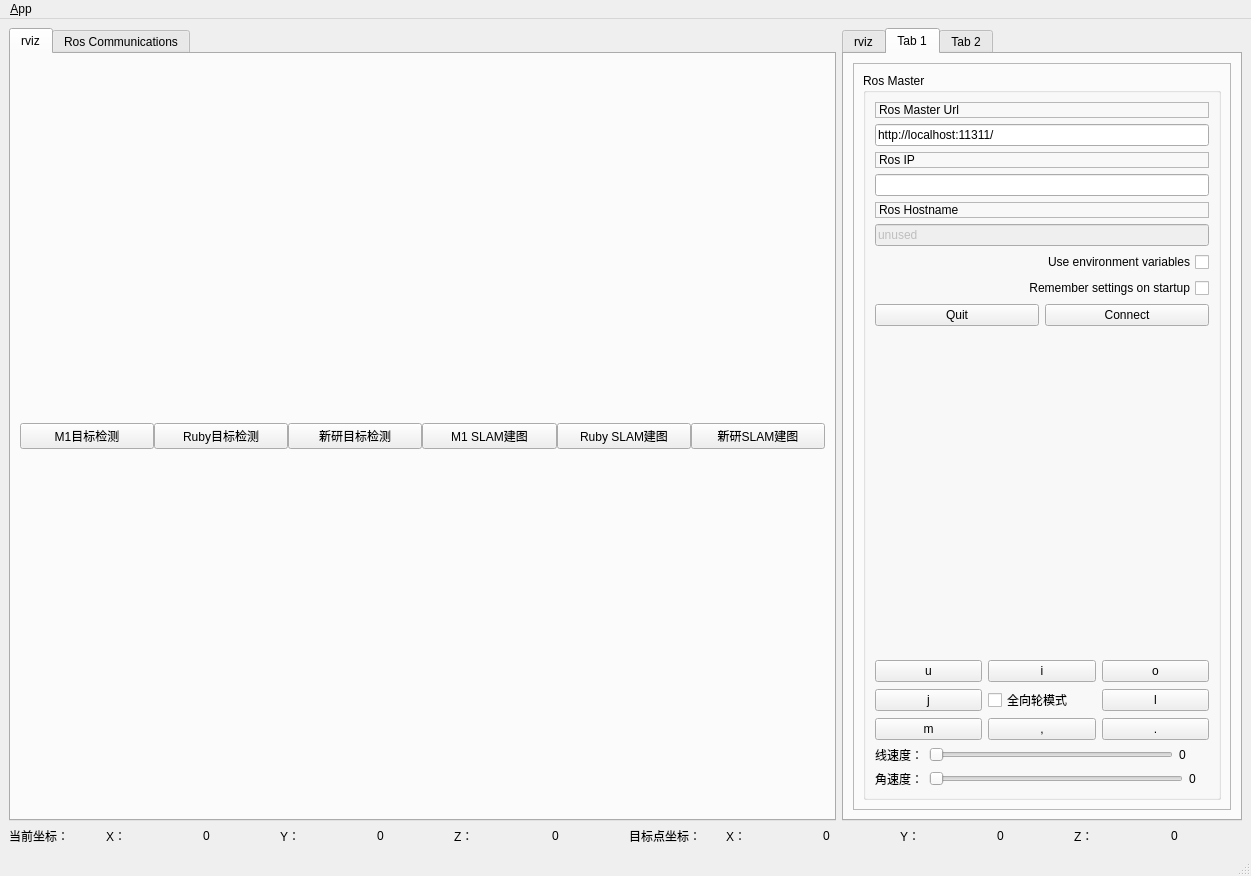
Above: ui/main_window.ui from Schwarze-Katze/detection-tuning-panel before the change. Below: the same form after it.
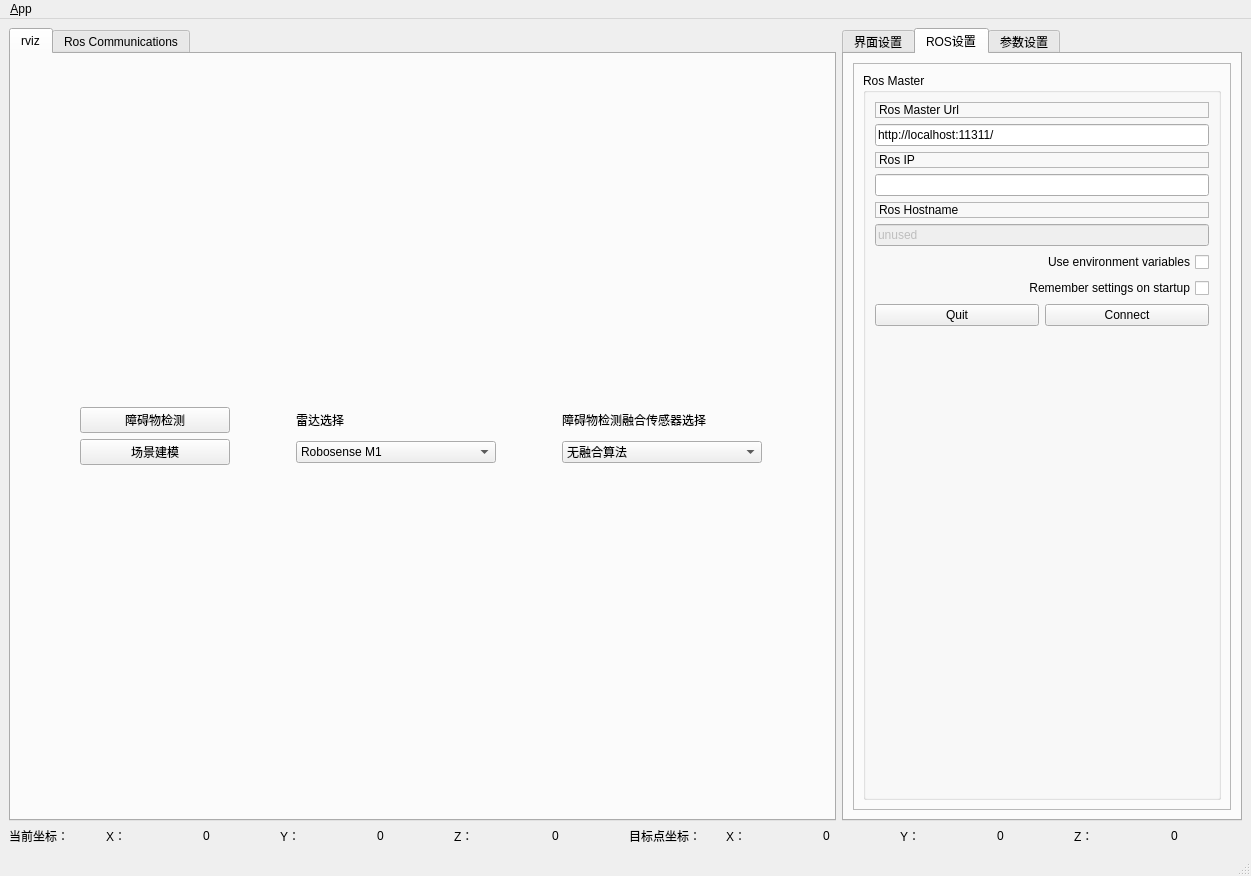
That is the form after the change. The open tabs and pages were chosen to show the change. Icons and pictures are not drawn.

Patch:
```diff
--- a/ui/main_window.ui
+++ b/ui/main_window.ui
@@ -46,14 +46,9 @@
            </attribute>
            <layout class="QVBoxLayout" name="verticalLayout_16">
             <item>
-             <layout class="QVBoxLayout" name="verticalLayout_13">
-              <item>
-               <layout class="QHBoxLayout" name="horizontalLayout_11">
-                <property name="spacing">
-                 <number>0</number>
-                </property>
-                <item>
-                 <widget class="QPushButton" name="m1_det_btn">
+             <layout class="QGridLayout" name="gridLayout_2">
+              <item row="0" column="0">
+               <widget class="QPushButton" name="det_btn">
                   <property name="sizePolicy">
                    <sizepolicy hsizetype="Minimum" vsizetype="Fixed">
                     <horstretch>0</horstretch>
@@ -73,7 +68,7 @@
                    </size>
                   </property>
                   <property name="text">
-                   <string>M1目标检测</string>
+                 <string>障碍物检测</string>
                   </property>
                   <property name="icon">
                    <iconset resource="../resources/images.qrc">
@@ -81,54 +76,40 @@
                   </property>
                  </widget>
                 </item>
-                <item>
-                 <widget class="QPushButton" name="p80_det_btn">
-                  <property name="minimumSize">
-                   <size>
-                    <width>120</width>
-                    <height>0</height>
-                   </size>
-                  </property>
+              <item row="0" column="1">
+               <widget class="QLabel" name="label_8">
+                <property name="text">
+                 <string>雷达选择</string>
+                </property>
+               </widget>
+              </item>
+              <item row="1" column="2">
+               <widget class="QComboBox" name="CameraSelectBox">
                   <property name="maximumSize">
                    <size>
-                    <width>150</width>
+                  <width>200</width>
                     <height>16777215</height>
                    </size>
                   </property>
+                <item>
                   <property name="text">
-                   <string>Ruby目标检测</string>
-                  </property>
-                  <property name="icon">
-                   <iconset resource="../resources/images.qrc">
-                    <normaloff>:/images/visibility.svg</normaloff>:/images/visibility.svg</iconset>
-                  </property>
-                 </widget>
+                  <string>无融合算法</string>
+                 </property>
                 </item>
                 <item>
-                 <widget class="QPushButton" name="pushButton">
-                  <property name="minimumSize">
-                   <size>
-                    <width>120</width>
-                    <height>0</height>
-                   </size>
-                  </property>
-                  <property name="maximumSize">
-                   <size>
-                    <width>150</width>
-                    <height>16777215</height>
-                   </size>
-                  </property>
+                 <property name="text">
+                  <string>相机1</string>
+                 </property>
+                </item>
+                <item>
                   <property name="text">
-                   <string>新研目标检测</string>
-                  </property>
-                  <property name="icon">
-                   <iconset resource="../resources/images.qrc">
-                    <normaloff>:/images/visibility.svg</normaloff>:/images/visibility.svg</iconset>
-                  </property>
-                 </widget>
-                </item>
-                <item>
-                 <widget class="QPushButton" name="m1_slam_btn">
+                  <string>相机2</string>
+                 </property>
+                </item>
+               </widget>
+              </item>
+              <item row="1" column="0">
+               <widget class="QPushButton" name="slam_btn">
                   <property name="minimumSize">
                    <size>
                     <width>120</width>
@@ -142,7 +123,7 @@
                    </size>
                   </property>
                   <property name="text">
-                   <string>M1 SLAM建图</string>
+                 <string>场景建模</string>
                   </property>
                   <property name="icon">
                    <iconset resource="../resources/images.qrc">
@@ -150,54 +131,42 @@
                   </property>
                  </widget>
                 </item>
-                <item>
-                 <widget class="QPushButton" name="p80_slam_btn">
-                  <property name="minimumSize">
-                   <size>
-                    <width>120</width>
-                    <height>0</height>
-                   </size>
-                  </property>
+              <item row="1" column="1">
+               <widget class="QComboBox" name="RadarSelectBox">
                   <property name="maximumSize">
                    <size>
-                    <width>150</width>
+                  <width>200</width>
                     <height>16777215</height>
                    </size>
                   </property>
+                <item>
                   <property name="text">
-                   <string>Ruby SLAM建图</string>
-                  </property>
-                  <property name="icon">
-                   <iconset resource="../resources/images.qrc">
-                    <normaloff>:/images/Slam.png</normaloff>:/images/Slam.png</iconset>
-                  </property>
-                 </widget>
+                  <string>Robosense M1</string>
+                 </property>
                 </item>
                 <item>
-                 <widget class="QPushButton" name="pushButton_2">
-                  <property name="minimumSize">
-                   <size>
-                    <width>120</width>
-                    <height>0</height>
-                   </size>
-                  </property>
-                  <property name="maximumSize">
-                   <size>
-                    <width>150</width>
-                    <height>16777215</height>
-                   </size>
-                  </property>
+                 <property name="text">
+                  <string>Robosense Ruby Plus</string>
+                 </property>
+                </item>
+                <item>
                   <property name="text">
-                   <string>新研SLAM建图</string>
-                  </property>
-                  <property name="icon">
-                   <iconset resource="../resources/images.qrc">
-                    <normaloff>:/images/Slam.png</normaloff>:/images/Slam.png</iconset>
+                  <string>新研焦平面雷达</string>
+                 </property>
+                </item>
+               </widget>
+              </item>
+              <item row="0" column="2">
+               <widget class="QLabel" name="label_9">
+                <property name="text">
+                 <string>障碍物检测融合传感器选择</string>
                   </property>
                  </widget>
                 </item>
                </layout>
               </item>
+            <item>
+             <layout class="QVBoxLayout" name="verticalLayout_13">
               <item>
                <layout class="QVBoxLayout" name="layout_rviz"/>
               </item>
@@ -386,11 +355,14 @@
            </size>
           </property>
           <property name="currentIndex">
-           <number>0</number>
+           <number>2</number>
           </property>
-          <widget class="QWidget" name="tab_4">
+          <property name="usesScrollButtons">
+           <bool>true</bool>
+          </property>
+          <widget class="QWidget" name="tab_disp">
            <attribute name="title">
-            <string>rviz</string>
+            <string>界面设置</string>
            </attribute>
            <layout class="QVBoxLayout" name="verticalLayout_15">
             <item>
@@ -447,9 +419,9 @@
             </item>
            </layout>
           </widget>
-          <widget class="QWidget" name="tab">
+          <widget class="QWidget" name="tab_ros">
            <attribute name="title">
-            <string>Tab 1</string>
+            <string>ROS设置</string>
            </attribute>
            <layout class="QVBoxLayout" name="verticalLayout_8">
             <item>
@@ -614,261 +586,168 @@
                       </property>
                      </spacer>
                     </item>
-                    <item>
+                   </layout>
+                  </item>
+                 </layout>
+                </widget>
+               </item>
+              </layout>
+             </widget>
+            </item>
+           </layout>
+          </widget>
+          <widget class="QWidget" name="tab_param">
+           <attribute name="title">
+            <string>参数设置</string>
+           </attribute>
+           <widget class="QFrame" name="frame_3">
+            <property name="geometry">
+             <rect>
+              <x>10</x>
+              <y>10</y>
+              <width>378</width>
+              <height>724</height>
+             </rect>
+            </property>
+            <property name="sizePolicy">
+             <sizepolicy hsizetype="Minimum" vsizetype="Preferred">
+              <horstretch>0</horstretch>
+              <verstretch>0</verstretch>
+             </sizepolicy>
+            </property>
+            <property name="frameShape">
+             <enum>QFrame::StyledPanel</enum>
+            </property>
+            <property name="frameShadow">
+             <enum>QFrame::Raised</enum>
+            </property>
                      <layout class="QVBoxLayout" name="verticalLayout_5">
                       <item>
-                       <layout class="QHBoxLayout" name="horizontalLayout_2">
-                        <item>
-                         <widget class="QPushButton" name="pushButton_u">
-                          <property name="text">
-                           <string>u</string>
-                          </property>
-                          <property name="shortcut">
-                           <string>U</string>
-                          </property>
-                         </widget>
-                        </item>
+              <widget class="QGroupBox" name="groupBox_3">
+               <property name="sizePolicy">
+                <sizepolicy hsizetype="Preferred" vsizetype="Maximum">
+                 <horstretch>0</horstretch>
+                 <verstretch>0</verstretch>
+                </sizepolicy>
+               </property>
+               <property name="title">
+                <string>目标检测</string>
+               </property>
+               <layout class="QVBoxLayout" name="verticalLayout_18">
                         <item>
-                         <widget class="QPushButton" name="pushButton_i">
+                 <layout class="QGridLayout" name="gridLayout_4">
+                  <item row="2" column="0">
+                   <widget class="QLabel" name="label_22">
                           <property name="text">
-                           <string>i</string>
-                          </property>
-                          <property name="shortcut">
-                           <string>I</string>
-                          </property>
-                         </widget>
-                        </item>
-                        <item>
-                         <widget class="QPushButton" name="pushButton_o">
+                     <string>Z轴检测阈值</string>
+                    </property>
+                   </widget>
+                  </item>
+                  <item row="3" column="1">
+                   <widget class="QPushButton" name="pushButton_2">
                           <property name="text">
-                           <string>o</string>
-                          </property>
-                          <property name="shortcut">
-                           <string>O</string>
-                          </property>
-                         </widget>
-                        </item>
-                       </layout>
-                      </item>
-                      <item>
-                       <layout class="QHBoxLayout" name="horizontalLayout_3">
-                        <item>
-                         <widget class="QPushButton" name="pushButton_j">
+                     <string>写入参数文件</string>
+                    </property>
+                   </widget>
+                  </item>
+                  <item row="0" column="1">
+                   <widget class="QLineEdit" name="lineEdit_4"/>
+                  </item>
+                  <item row="0" column="0">
+                   <widget class="QLabel" name="label_23">
                           <property name="text">
-                           <string>j</string>
-                          </property>
-                          <property name="shortcut">
-                           <string>J</string>
-                          </property>
-                         </widget>
-                        </item>
-                        <item>
-                         <widget class="QCheckBox" name="checkBox_is_all">
-                          <property name="text">
-                           <string>全向轮模式</string>
-                          </property>
-                          <property name="shortcut">
-                           <string>K</string>
-                          </property>
-                         </widget>
-                        </item>
-                        <item>
-                         <widget class="QPushButton" name="pushButton_l">
+                     <string>X轴检测阈值</string>
+                    </property>
+                   </widget>
+                  </item>
+                  <item row="1" column="1">
+                   <widget class="QLineEdit" name="lineEdit_5"/>
+                  </item>
+                  <item row="2" column="1">
+                   <widget class="QLineEdit" name="lineEdit_6"/>
+                  </item>
+                  <item row="1" column="0">
+                   <widget class="QLabel" name="label_24">
                           <property name="text">
-                           <string>l</string>
-                          </property>
-                          <property name="shortcut">
-                           <string>L</string>
-                          </property>
+                     <string>Y轴检测阈值</string>
+                    </property>
                          </widget>
                         </item>
                        </layout>
                       </item>
+               </layout>
+              </widget>
+             </item>
                       <item>
-                       <layout class="QHBoxLayout" name="horizontalLayout_4">
-                        <item>
-                         <widget class="QPushButton" name="pushButton_n">
-                          <property name="text">
-                           <string>m</string>
-                          </property>
-                          <property name="shortcut">
-                           <string>M</string>
-                          </property>
-                         </widget>
-                        </item>
+              <widget class="QGroupBox" name="groupBox_2">
+               <property name="sizePolicy">
+                <sizepolicy hsizetype="Preferred" vsizetype="Maximum">
+                 <horstretch>0</horstretch>
+                 <verstretch>0</verstretch>
+                </sizepolicy>
+               </property>
+               <property name="title">
+                <string>SLAM</string>
+               </property>
+               <layout class="QVBoxLayout" name="verticalLayout_17">
                         <item>
-                         <widget class="QPushButton" name="pushButton_m">
+                 <layout class="QGridLayout" name="gridLayout_3">
+                  <item row="2" column="0">
+                   <widget class="QLabel" name="label_10">
                           <property name="text">
-                           <string>,</string>
-                          </property>
-                          <property name="shortcut">
-                           <string>,</string>
-                          </property>
-                         </widget>
-                        </item>
-                        <item>
-                         <widget class="QPushButton" name="pushButton_br">
+                     <string>时间矫正偏移</string>
+                    </property>
+                   </widget>
+                  </item>
+                  <item row="3" column="1">
+                   <widget class="QPushButton" name="pushButton">
                           <property name="text">
-                           <string>.</string>
-                          </property>
-                          <property name="shortcut">
-                           <string>.</string>
-                          </property>
-                         </widget>
-                        </item>
-                       </layout>
-                      </item>
-                      <item>
-                       <layout class="QHBoxLayout" name="horizontalLayout_5">
-                        <item>
+                     <string>写入参数文件</string>
+                    </property>
+                   </widget>
+                  </item>
+                  <item row="0" column="1">
+                   <widget class="QLineEdit" name="lineEdit"/>
+                  </item>
+                  <item row="0" column="0">
                          <widget class="QLabel" name="label_4">
                           <property name="text">
-                           <string>线速度：</string>
+                     <string>加速度协方差</string>
                           </property>
                          </widget>
                         </item>
-                        <item>
-                         <widget class="QSlider" name="horizontalSlider_linera">
-                          <property name="maximum">
-                           <number>100</number>
-                          </property>
-                          <property name="value">
-                           <number>0</number>
-                          </property>
-                          <property name="orientation">
-                           <enum>Qt::Horizontal</enum>
-                          </property>
-                         </widget>
-                        </item>
-                        <item>
-                         <widget class="QLabel" name="label_linera">
-                          <property name="minimumSize">
-                           <size>
-                            <width>30</width>
-                            <height>0</height>
-                           </size>
-                          </property>
-                          <property name="maximumSize">
-                           <size>
-                            <width>30</width>
-                            <height>16777215</height>
-                           </size>
-                          </property>
-                          <property name="text">
-                           <string>0</string>
-                          </property>
-                         </widget>
-                        </item>
-                       </layout>
-                      </item>
-                      <item>
-                       <layout class="QHBoxLayout" name="horizontalLayout_6">
-                        <item>
+                  <item row="1" column="1">
+                   <widget class="QLineEdit" name="lineEdit_2"/>
+                  </item>
+                  <item row="2" column="1">
+                   <widget class="QLineEdit" name="lineEdit_3"/>
+                  </item>
+                  <item row="1" column="0">
                          <widget class="QLabel" name="label_5">
                           <property name="text">
-                           <string>角速度：</string>
-                          </property>
+                     <string>角速度协方差</string>
+                    </property>
+                   </widget>
+                  </item>
+                 </layout>
+                </item>
+               </layout>
                          </widget>
                         </item>
                         <item>
-                         <widget class="QSlider" name="horizontalSlider_raw">
-                          <property name="maximum">
-                           <number>100</number>
-                          </property>
-                          <property name="value">
-                           <number>0</number>
-                          </property>
+              <spacer name="verticalSpacer_3">
                           <property name="orientation">
-                           <enum>Qt::Horizontal</enum>
-                          </property>
-                         </widget>
-                        </item>
-                        <item>
-                         <widget class="QLabel" name="label_raw">
-                          <property name="minimumSize">
+                <enum>Qt::Vertical</enum>
+               </property>
+               <property name="sizeHint" stdset="0">
                            <size>
                             <width>20</width>
-                            <height>0</height>
-                           </size>
-                          </property>
-                          <property name="maximumSize">
-                           <size>
-                            <width>20</width>
-                            <height>16777215</height>
-                           </size>
-                          </property>
-                          <property name="text">
-                           <string>0</string>
-                          </property>
-                         </widget>
-                        </item>
-                       </layout>
-                      </item>
-                     </layout>
-                    </item>
-                   </layout>
-                  </item>
-                 </layout>
-                </widget>
-               </item>
-              </layout>
-             </widget>
-            </item>
-           </layout>
-          </widget>
-          <widget class="QWidget" name="tab_2">
-           <attribute name="title">
-            <string>Tab 2</string>
-           </attribute>
-           <widget class="QGroupBox" name="groupBox_2">
-            <property name="geometry">
-             <rect>
-              <x>20</x>
-              <y>40</y>
-              <width>391</width>
-              <height>131</height>
-             </rect>
-            </property>
-            <property name="title">
-             <string>激光雷达</string>
-            </property>
-            <widget class="QPushButton" name="laser_btn">
-             <property name="geometry">
-              <rect>
-               <x>20</x>
-               <y>100</y>
-               <width>111</width>
-               <height>25</height>
-              </rect>
-             </property>
-             <property name="text">
-              <string>打开激光雷达</string>
-             </property>
-            </widget>
-            <widget class="QTextEdit" name="textEdit_laser_cmd">
-             <property name="geometry">
-              <rect>
-               <x>20</x>
-               <y>30</y>
-               <width>301</width>
-               <height>51</height>
-              </rect>
-             </property>
-            </widget>
-           </widget>
-           <widget class="QTextEdit" name="textEdit_quick_output">
-            <property name="geometry">
-             <rect>
-              <x>20</x>
-              <y>280</y>
-              <width>391</width>
-              <height>111</height>
-             </rect>
-            </property>
-            <property name="styleSheet">
-             <string notr="true">background:rgb(0, 0, 0)
-</string>
-            </property>
+                 <height>40</height>
+                </size>
+               </property>
+              </spacer>
+             </item>
+            </layout>
            </widget>
           </widget>
          </widget>
```
Lines whose indentation alone changed are shown as unchanged.
